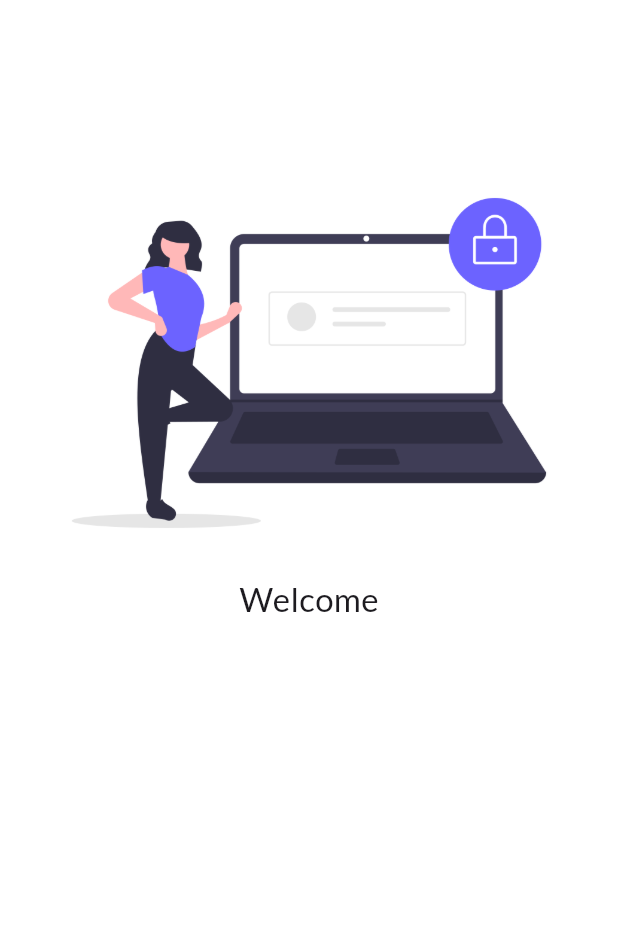
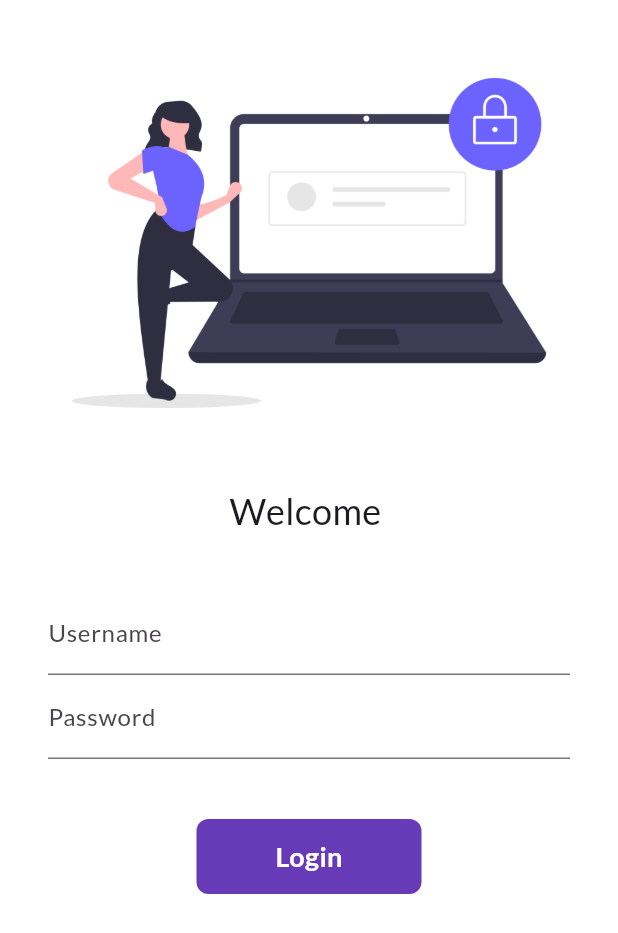
Before and after one commit to JayGupta930/Flutter, a Flutter app: the screen it shows after launch, on a phone screen of 412 x 824 dp. Shown: the top 933 px of the screen. Run offline on Flutter 3.47's test engine with Material 3 defaults, Android fonts, the phone set to English and light mode, and no system bars; our stand-ins replace google_fonts.

Commit message:
Day 6 Completed

```diff
--- a/lib/main.dart
+++ b/lib/main.dart
@@ -24,7 +24,8 @@
       initialRoute: "/", // Specifies the initial route
       routes: {
         "/": (context) => const LoginPage(),
-        "Login": (context) => const HomePage(),
+        "/home": (context) => const HomePage(),
+        "MyRoutes.loginRoute": (context) => const LoginPage(),
       },
     );
   }
--- a/lib/pages/login_page.dart
+++ b/lib/pages/login_page.dart
@@ -1,25 +1,100 @@
 import 'package:flutter/material.dart';
 
-class LoginPage extends StatelessWidget {
+class LoginPage extends StatefulWidget {
   const LoginPage({super.key});
 
+  @override
+  State<LoginPage> createState() => _LoginPageState();
+}
+
+class _LoginPageState extends State<LoginPage> {
+  String name = "";
+  bool changeButton = false;
   @override
   Widget build(BuildContext context) {
     return SafeArea(
       child: Scaffold(
         backgroundColor: Colors.white,
         body: Column(
-          children: [const SizedBox(height: 100),
+          children: [
+            const SizedBox(height: 20),
             Image.asset(
               "assets/images/login_image.png",
               fit: BoxFit.cover,
             ),
-            const Text(
-              "Welcome",
-              style: TextStyle(
-                fontSize: 22,
+            const SizedBox(
+              height: 20.0,
+            ),
+            Text(
+              "Welcome $name",
+              style: const TextStyle(
+                fontSize: 24,
               ),
-            )],
+            ),
+            const SizedBox(
+              height: 20.0,
+            ),
+            Padding(
+              padding: const EdgeInsets.symmetric(vertical: 16.0, horizontal: 32),
+              child: Column(
+                children: [
+                  TextFormField(
+                    decoration: const InputDecoration(
+                      hintText: "Enter UserName",
+                      labelText: "Username",
+                    ),
+                    onChanged: (value) {
+                      name = value;
+                      setState(() {});
+                    },
+                  ),
+                  TextFormField(
+                    obscureText: true,
+                    decoration: const InputDecoration(
+                      hintText: "Enter Password",
+                      labelText: "Password",
+                    ),
+                  ),
+                  const SizedBox(
+                    height: 40.0,
+                  ),
+                  InkWell(
+                    onTap: () async {
+                      setState(() {
+                        changeButton = true;
+                      });
+
+                      await Future.delayed(const Duration(seconds: 1));
+                      Navigator.pushNamed(context, "/home");
+                    },
+                    child: AnimatedContainer(
+                      duration: const Duration(seconds: 1),
+                      width: changeButton ? 50 : 150,
+                      height: 50,
+                      alignment: Alignment.center,
+                      decoration: BoxDecoration(
+                        color: Colors.deepPurple,
+                        borderRadius: BorderRadius.circular(8),
+                      ),
+                      child: changeButton
+                          ? const Icon(
+                              Icons.done,
+                              color: Colors.white,
+                            )
+                          : const Text(
+                              "Login",
+                              style: TextStyle(
+                                color: Colors.white,
+                                fontWeight: FontWeight.bold,
+                                fontSize: 18,
+                              ),
+                            ),
+                    ),
+                  ),
+                ],
+              ),
+            )
+          ],
         ),
       ),
     );
--- /dev/null
+++ b/lib/utils/routes.dart
@@ -0,0 +1,4 @@
+class MyRoutes {
+  static String homeRoute = "/home";
+  static String loginRoute = "/login";
+}
```
